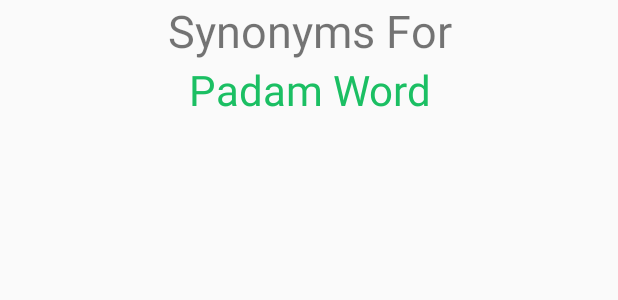
After one commit to AbheriRTB/vkosha-client, an Android app: the layout multi_textview.xml on its own in the app's theme, with its tools: preview values and no code run, on a phone screen of 412 x 824 dp. The commit adds this screen. Shown: the top 300 px of the screen. Run offline under Robolectric (Android 15) with nearby library versions, the phone set to English and light mode, and no system bars.

Commit message:
Multiple changes. Working code

```diff
--- a/VaijayantiKosha/app/build.gradle
+++ b/VaijayantiKosha/app/build.gradle
@@ -4,7 +4,7 @@ android {
     compileSdkVersion 26
     defaultConfig {
         applicationId "abheri.com.vaijayantikosha"
-        minSdkVersion 15
+        minSdkVersion 17
         targetSdkVersion 26
         versionCode 1
         versionName "1.0"
@@ -26,4 +26,5 @@ dependencies {
     testImplementation 'junit:junit:4.12'
     androidTestImplementation 'com.android.support.test:runner:1.0.2'
     androidTestImplementation 'com.android.support.test.espresso:espresso-core:3.0.2'
+    implementation 'com.google.android:flexbox:1.0.0'
 }
--- a/VaijayantiKosha/app/src/main/AndroidManifest.xml
+++ b/VaijayantiKosha/app/src/main/AndroidManifest.xml
@@ -17,6 +17,10 @@
             android:theme="@style/AppTheme.NoActionBar"></activity>
         <activity
             android:name=".ExpListDisplay"
+            android:label="@string/title_activity_list_display"
+            android:theme="@style/AppTheme.NoActionBar"></activity>
+        <activity
+            android:name=".MultiTextViewDisplay"
             android:label="@string/title_activity_list_display"
             android:theme="@style/AppTheme.NoActionBar"></activity>
         <activity
--- a/VaijayantiKosha/app/src/main/java/abheri/com/vaijayantikosha/MainActivity.java
+++ b/VaijayantiKosha/app/src/main/java/abheri/com/vaijayantikosha/MainActivity.java
@@ -62,7 +62,7 @@ public class MainActivity extends AppCompatActivity {
 
         EditText padam_txt;
 
-        Intent intent = new Intent(this, ExpListDisplay.class);
+        Intent intent = new Intent(this, MultiTextViewDisplay.class);
         padam_txt = (EditText)findViewById(R.id.ppadam);
         ppadam_text = padam_txt.getText().toString();
 
--- /dev/null
+++ b/VaijayantiKosha/app/src/main/res/layout/multi_textview.xml
@@ -0,0 +1,28 @@
+<?xml version="1.0" encoding="utf-8"?>
+<LinearLayout xmlns:android="http://schemas.android.com/apk/res/android"
+    android:layout_width="match_parent"
+    android:layout_height="match_parent"
+    android:orientation="vertical"
+    android:paddingRight="10dp"
+    android:paddingLeft="10dp"
+    android:id="@+id/multitext_linear">
+
+        <TextView
+            android:id="@+id/mview_title"
+            android:layout_width="match_parent"
+            android:layout_height="wrap_content"
+            android:foregroundGravity="center_horizontal"
+            android:gravity="center_horizontal"
+            android:text="Synonyms For"
+            android:textSize="30sp" />
+
+        <TextView
+            android:id="@+id/mview_padam"
+            android:layout_width="match_parent"
+            android:layout_height="wrap_content"
+            android:gravity="center_horizontal"
+            android:text="Padam Word"
+            android:textColor="@color/mygreen"
+            android:textSize="28sp" />
+
+</LinearLayout>
--- a/VaijayantiKosha/app/src/main/res/values/colors.xml
+++ b/VaijayantiKosha/app/src/main/res/values/colors.xml
@@ -3,4 +3,7 @@
     <color name="colorPrimary">#3F51B5</color>
     <color name="colorPrimaryDark">#1BBF63</color>
     <color name="colorAccent">#FF4081</color>
+    <color name="myred">#FF0000</color>
+    <color name="myblue">#0000FF</color>
+    <color name="mygreen">#1BBF63</color>
 </resources>
```
Also changed, not shown: VaijayantiKosha/app/src/main/java/abheri/com/vaijayantikosha/MultiTextViewDisplay.java (added, +171 -0 lines), 1 other file.
